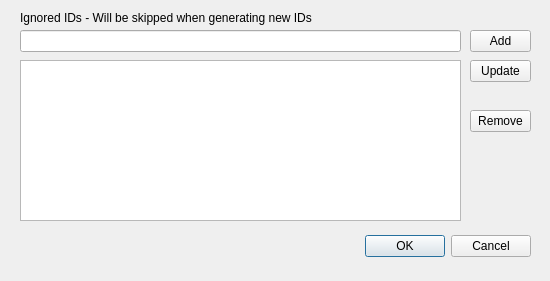
This is Etemenanki/IgnoreIds.ui in MjnMixael/Etemenanki as Qt 5 draws it before an edit. The edited form follows.
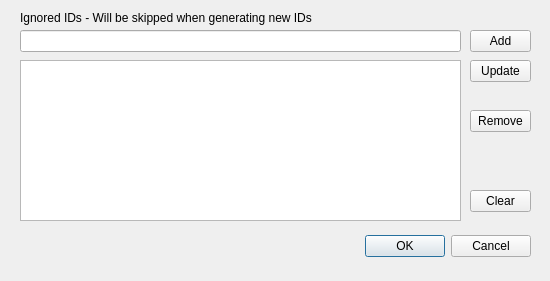
This is the edited form.

Commit message: Add clear buttons and misc bugfixes

Diff of the .ui file:
```diff
--- a/Etemenanki/IgnoreIds.ui
+++ b/Etemenanki/IgnoreIds.ui
@@ -142,6 +142,19 @@
     <string>Ignored IDs - Will be skipped when generating new IDs</string>
    </property>
   </widget>
+  <widget class="QPushButton" name="ignore_ids_clear_button">
+   <property name="geometry">
+    <rect>
+     <x>470</x>
+     <y>190</y>
+     <width>61</width>
+     <height>22</height>
+    </rect>
+   </property>
+   <property name="text">
+    <string>Clear</string>
+   </property>
+  </widget>
  </widget>
  <resources/>
  <connections>
```
The commit also changes 9 other files.
